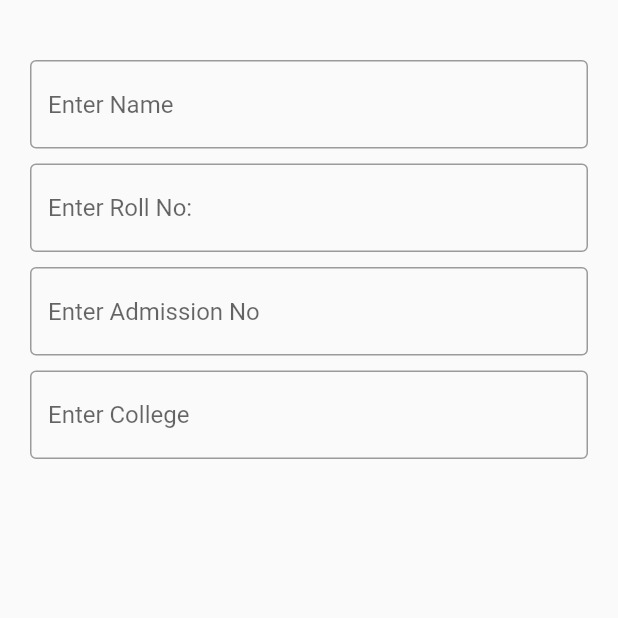
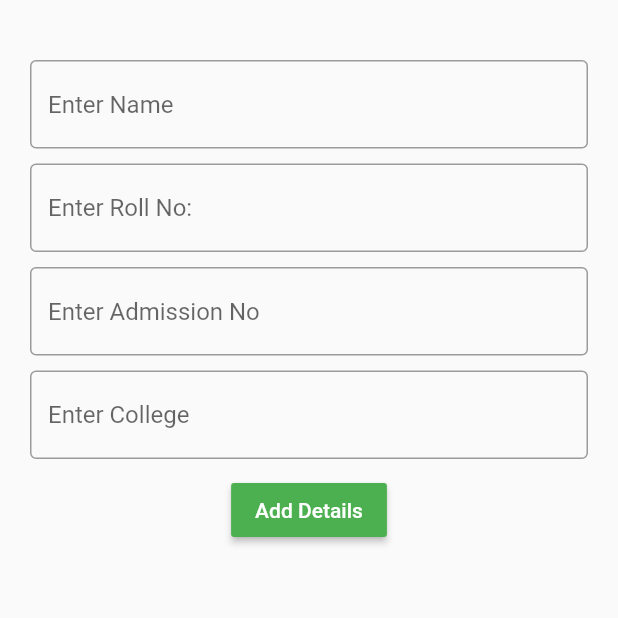
Before and after one commit to Esther145/List-with-Flutter, a Flutter app: the screen it shows after launch, on a phone screen of 412 x 824 dp, the top half of it. Run offline on Flutter 3.47's test engine with Material 2 defaults, Android fonts, the phone set to English and light mode, and no system bars.

Commit message:
College List

```diff
--- a/lib/views/list.dart
+++ b/lib/views/list.dart
@@ -10,7 +10,11 @@ class _MylistState extends State<Mylist> {
   TextEditingController rollno=TextEditingController();
   TextEditingController adno=TextEditingController();
   TextEditingController college=TextEditingController();
-
+ var names=[];
+ var rolls=[];
+ var adnos=[];
+ var coll=[];
+ //int _index=0;
   @override
   Widget build(BuildContext context) {
     return MaterialApp(
@@ -21,12 +25,16 @@ class _MylistState extends State<Mylist> {
 
         SingleChildScrollView(
 
+
           child: Container(
+
+
             margin: EdgeInsets.all(20.0),
             child: Column(
 
 
               children: <Widget>[
+
                 SizedBox(height: 20.0,),
                 TextField(
 
@@ -63,6 +71,56 @@ class _MylistState extends State<Mylist> {
                   border: OutlineInputBorder(),
                 ),),
                 SizedBox(height: 10.0,),
+                RaisedButton(
+                  child: Text("Add Details",style: TextStyle(color: Colors.white),),
+                  color: Colors.green,
+                  onPressed: ()
+                {
+                  var dname=name.text;
+                  var droll=rollno.text;
+                  var dadno=adno.text;
+                  var dcollege=college.text;
+                  //var details=[{"name":dname,"adno":dadno,"college":dcollege,"rollno":droll}];
+
+
+                  setState(() {
+
+                    names.add(dname);
+                    rolls.add(droll);
+                    adnos.add(dadno);
+                    coll.add(dcollege);
+
+                  });
+                },
+
+                ),
+                ListView.builder(
+                  shrinkWrap: true,
+                  itemCount:names.length==null?0:names.length ,
+                  itemBuilder: (context,index)
+                {
+                  return Card(
+                    elevation: 19.0,
+                    child: ListTile(
+                      leading: Icon(Icons.account_circle,size: 40.0,color: Colors.green,),
+                    trailing: GestureDetector(
+                        onTap: ()
+                        {
+                          setState(() {
+                            names.removeAt(index);
+                            rolls.removeAt(index);
+                            adnos.removeAt(index);
+                            coll.removeAt(index);
+                          });
+                        },
+                        child: Icon(Icons.clear,size: 40.0,color: Colors.green,)),
+                    title: Text(names[index].toString()),
+                      subtitle: Text("Roll No:"+rolls[index].toString()+"\nAdno:"+adnos[index].toString()+"\nCollege:"+coll[index].toString()),
+
+                    ),
+                  );
+                },
+                ),
               ],
             ),
           ),
```
